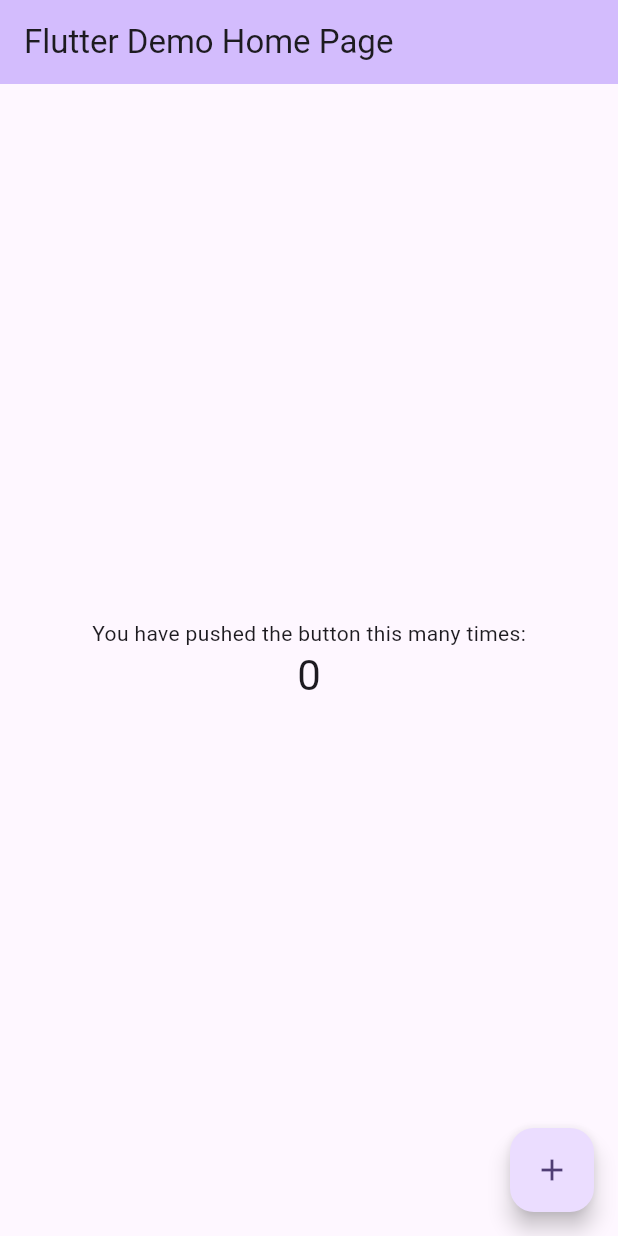
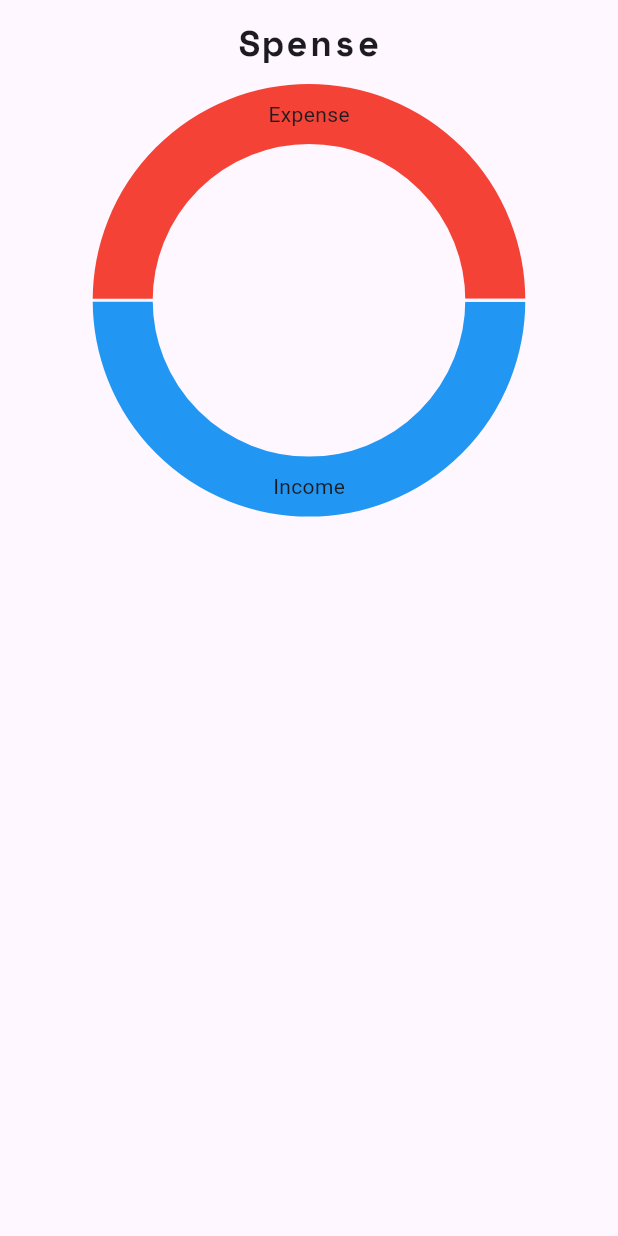
Before and after one commit to Ali-Hadi-Ismail/spense-app, a Flutter app: the screen it shows after launch, on a phone screen of 412 x 824 dp. Run offline on Flutter 3.47's test engine with Material 3 defaults, Android fonts, the phone set to English and light mode, and no system bars; drawn by our look-alikes of fl_chart.

Commit message:
app bar with chart

```diff
--- a/spense/lib/main.dart
+++ b/spense/lib/main.dart
@@ -1,4 +1,5 @@
 import 'package:flutter/material.dart';
+import 'package:spense/screens/home_Screen.dart';
 
 void main() {
   runApp(const MyApp());
@@ -7,119 +8,16 @@ void main() {
 class MyApp extends StatelessWidget {
   const MyApp({super.key});
 
-  // This widget is the root of your application.
   @override
   Widget build(BuildContext context) {
     return MaterialApp(
-      title: 'Flutter Demo',
+      title: 'Spense',
+      debugShowCheckedModeBanner: false,
       theme: ThemeData(
-        // This is the theme of your application.
-        //
-        // TRY THIS: Try running your application with "flutter run". You'll see
-        // the application has a purple toolbar. Then, without quitting the app,
-        // try changing the seedColor in the colorScheme below to Colors.green
-        // and then invoke "hot reload" (save your changes or press the "hot
-        // reload" button in a Flutter-supported IDE, or press "r" if you used
-        // the command line to start the app).
-        //
-        // Notice that the counter didn't reset back to zero; the application
-        // state is not lost during the reload. To reset the state, use hot
-        // restart instead.
-        //
-        // This works for code too, not just values: Most code changes can be
-        // tested with just a hot reload.
         colorScheme: ColorScheme.fromSeed(seedColor: Colors.deepPurple),
         useMaterial3: true,
       ),
-      home: const MyHomePage(title: 'Flutter Demo Home Page'),
+      home: HomeScreen(),
     );
   }
 }
-
-class MyHomePage extends StatefulWidget {
-  const MyHomePage({super.key, required this.title});
-
-  // This widget is the home page of your application. It is stateful, meaning
-  // that it has a State object (defined below) that contains fields that affect
-  // how it looks.
-
-  // This class is the configuration for the state. It holds the values (in this
-  // case the title) provided by the parent (in this case the App widget) and
-  // used by the build method of the State. Fields in a Widget subclass are
-  // always marked "final".
-
-  final String title;
-
-  @override
-  State<MyHomePage> createState() => _MyHomePageState();
-}
-
-class _MyHomePageState extends State<MyHomePage> {
-  int _counter = 0;
-
-  void _incrementCounter() {
-    setState(() {
-      // This call to setState tells the Flutter framework that something has
-      // changed in this State, which causes it to rerun the build method below
-      // so that the display can reflect the updated values. If we changed
-      // _counter without calling setState(), then the build method would not be
-      // called again, and so nothing would appear to happen.
-      _counter++;
-    });
-  }
-
-  @override
-  Widget build(BuildContext context) {
-    // This method is rerun every time setState is called, for instance as done
-    // by the _incrementCounter method above.
-    //
-    // The Flutter framework has been optimized to make rerunning build methods
-    // fast, so that you can just rebuild anything that needs updating rather
-    // than having to individually change instances of widgets.
-    return Scaffold(
-      appBar: AppBar(
-        // TRY THIS: Try changing the color here to a specific color (to
-        // Colors.amber, perhaps?) and trigger a hot reload to see the AppBar
-        // change color while the other colors stay the same.
-        backgroundColor: Theme.of(context).colorScheme.inversePrimary,
-        // Here we take the value from the MyHomePage object that was created by
-        // the App.build method, and use it to set our appbar title.
-        title: Text(widget.title),
-      ),
-      body: Center(
-        // Center is a layout widget. It takes a single child and positions it
-        // in the middle of the parent.
-        child: Column(
-          // Column is also a layout widget. It takes a list of children and
-          // arranges them vertically. By default, it sizes itself to fit its
-          // children horizontally, and tries to be as tall as its parent.
-          //
-          // Column has various properties to control how it sizes itself and
-          // how it positions its children. Here we use mainAxisAlignment to
-          // center the children vertically; the main axis here is the vertical
-          // axis because Columns are vertical (the cross axis would be
-          // horizontal).
-          //
-          // TRY THIS: Invoke "debug painting" (choose the "Toggle Debug Paint"
-          // action in the IDE, or press "p" in the console), to see the
-          // wireframe for each widget.
-          mainAxisAlignment: MainAxisAlignment.center,
-          children: <Widget>[
-            const Text(
-              'You have pushed the button this many times:',
-            ),
-            Text(
-              '$_counter',
-              style: Theme.of(context).textTheme.headlineMedium,
-            ),
-          ],
-        ),
-      ),
-      floatingActionButton: FloatingActionButton(
-        onPressed: _incrementCounter,
-        tooltip: 'Increment',
-        child: const Icon(Icons.add),
-      ), // This trailing comma makes auto-formatting nicer for build methods.
-    );
-  }
-}
--- /dev/null
+++ b/spense/lib/screens/home_screen.dart
@@ -0,0 +1,35 @@
+import 'package:flutter/material.dart';
+import 'package:spense/widgets/pie_chart_home.dart';
+
+class HomeScreen extends StatelessWidget {
+  const HomeScreen({super.key});
+
+  @override
+  Widget build(BuildContext context) {
+    return Scaffold(
+      appBar: appBar(),
+      body: SafeArea(
+        child: Column(
+          children: [
+            PieChartHome(),
+          ],
+        ),
+      ),
+    );
+  }
+
+  AppBar appBar() {
+    return AppBar(
+      centerTitle: true,
+      title: const Text(
+        "Spense",
+        style: TextStyle(
+          fontSize: 24, // Font size (adjust as needed)
+          fontWeight: FontWeight.bold, // Bold for emphasis
+          letterSpacing: 1.2,
+          fontFamily: 'SpaceMono',
+        ),
+      ),
+    );
+  }
+}
--- /dev/null
+++ b/spense/lib/widgets/pie_chart_home.dart
@@ -0,0 +1,26 @@
+import 'package:fl_chart/fl_chart.dart';
+import 'package:flutter/material.dart';
+
+class PieChartHome extends StatelessWidget {
+  const PieChartHome({super.key});
+
+  @override
+  Widget build(BuildContext context) {
+    return PieChart(
+      PieChartData(
+        sections: [
+          PieChartSectionData(
+            value: 20,
+            color: Colors.blue,
+            title: "Income",
+          ),
+          PieChartSectionData(
+            value: 20,
+            color: Colors.red,
+            title: "Expense",
+          ),
+        ],
+      ),
+    );
+  }
+}
```
Also changed, not shown: spense/pubspec.yaml (+12 -69 lines), spense/assets/fonts/SpaceMono-Bold.ttf (added), spense/assets/fonts/SpaceMono-BoldItalic.ttf (added), spense/assets/fonts/SpaceMono-Italic.ttf (added), spense/assets/fonts/SpaceMono-Regular.ttf (added), spense/pubspec.lock.
